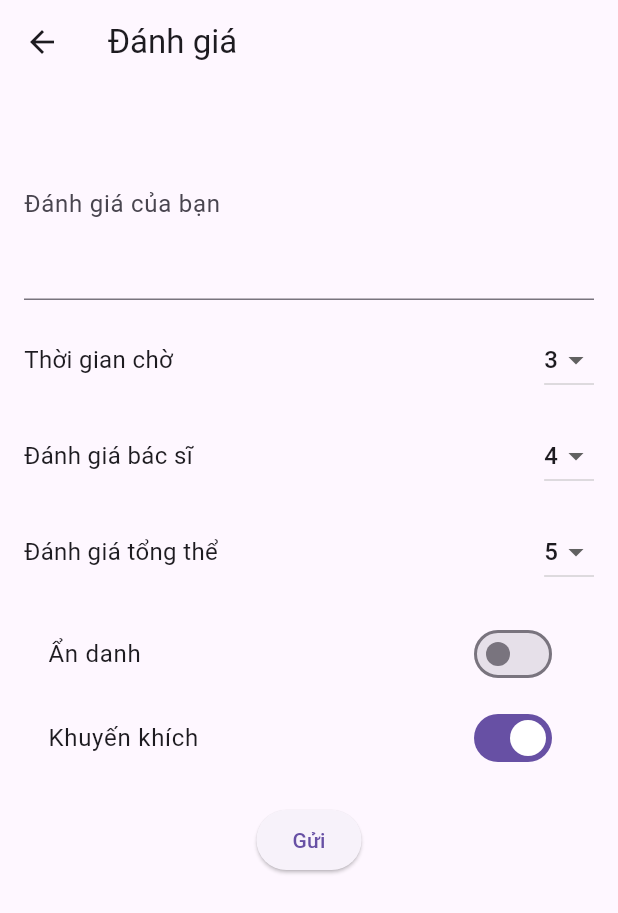
After one commit to Dtrong56/MB_DLK, a Flutter app: the ReviewPage screen opened directly, on a phone screen of 412 x 824 dp. The commit adds this screen. Shown: the top 913 px of the screen. Run offline on Flutter 3.47's test engine with Material 3 defaults, Android fonts, the phone set to English and light mode, and no system bars; our stand-ins replace shared_preferences; accounts and stored records are empty; network calls fail.

Commit message:
Thêm phần đánh giá

```diff
--- /dev/null
+++ b/lib/models/trong/review.dart
@@ -0,0 +1,37 @@
+class Review {
+  final int userAccountId;
+  final int bacSiId;
+  final bool voDanh;
+  final int waiTimeRating;
+  final int danhGiaBs;
+  final int danhGiaTong;
+  final String? reviewText;
+  final bool khuyenKhich;
+  final DateTime ngay;
+
+  Review({
+    required this.userAccountId,
+    required this.bacSiId,
+    required this.voDanh,
+    required this.waiTimeRating,
+    required this.danhGiaBs,
+    required this.danhGiaTong,
+    this.reviewText,
+    required this.khuyenKhich,
+    required this.ngay,
+  });
+
+  Map<String, dynamic> toJson() {
+    return {
+      'user_account_id': userAccountId,
+      'bac_si_id': bacSiId,
+      'vo_danh': voDanh,
+      'wai_time_rating': waiTimeRating,
+      'danh_gia_bs': danhGiaBs,
+      'danh_gia_tong': danhGiaTong,
+      'review': reviewText,
+      'khuyen_khich': khuyenKhich,
+      'ngay': ngay.toIso8601String(),
+    };
+  }
+}
--- /dev/null
+++ b/lib/screens/review_page.dart
@@ -0,0 +1,166 @@
+import 'package:flutter/material.dart';
+import '../models/trong/review.dart';
+import '../repo/appointment_controller.dart';
+import 'package:shared_preferences/shared_preferences.dart';
+
+class ReviewPage extends StatefulWidget {
+  @override
+  _ReviewPageState createState() => _ReviewPageState();
+}
+
+class _ReviewPageState extends State<ReviewPage> {
+  final _formKey = GlobalKey<FormState>();
+  final TextEditingController _reviewTextController = TextEditingController();
+  bool _voDanh = false;
+  bool _khuyenKhich = true;
+  int _waiTimeRating = 3;
+  int _danhGiaBs = 4;
+  int _danhGiaTong = 5;
+  final DateTime _ngay = DateTime.now();
+  final AppointmentController _appointmentController = AppointmentController();
+
+  @override
+  Widget build(BuildContext context) {
+    return Scaffold(
+      appBar: AppBar(
+        title: Text('Đánh giá'),
+      ),
+      body: Padding(
+        padding: EdgeInsets.all(16.0),
+        child: Form(
+          key: _formKey,
+          child: Column(
+            children: [
+              TextFormField(
+                controller: _reviewTextController,
+                decoration: InputDecoration(
+                  labelText: 'Đánh giá của bạn',
+                ),
+                maxLines: 4,
+                validator: (value) {
+                  if (value == null || value.isEmpty) {
+                    return 'Không được để trống dòng này';
+                  }
+                  return null;
+                },
+              ),
+              SizedBox(height: 16.0),
+              Row(
+                children: [
+                  Expanded(child: Text('Thời gian chờ', style: TextStyle(fontSize: 16))),
+                  DropdownButton<int>(
+                    value: _waiTimeRating,
+                    onChanged: (newValue) {
+                      setState(() {
+                        _waiTimeRating = newValue!;
+                      });
+                    },
+                    items: List.generate(5, (index) => index + 1)
+                        .map((value) => DropdownMenuItem(
+                              value: value,
+                              child: Text(value.toString()),
+                            ))
+                        .toList(),
+                  ),
+                ],
+              ),
+              SizedBox(height: 16.0),
+              Row(
+                children: [
+                  Expanded(child: Text('Đánh giá bác sĩ', style: TextStyle(fontSize: 16))),
+                  DropdownButton<int>(
+                    value: _danhGiaBs,
+                    onChanged: (newValue) {
+                      setState(() {
+                        _danhGiaBs = newValue!;
+                      });
+                    },
+                    items: List.generate(5, (index) => index + 1)
+                        .map((value) => DropdownMenuItem(
+                              value: value,
+                              child: Text(value.toString()),
+                            ))
+                        .toList(),
+                  ),
+                ],
+              ),
+              SizedBox(height: 16.0),
+              Row(
+                children: [
+                  Expanded(child: Text('Đánh giá tổng thể', style: TextStyle(fontSize: 16))),
+                  DropdownButton<int>(
+                    value: _danhGiaTong,
+                    onChanged: (newValue) {
+                      setState(() {
+                        _danhGiaTong = newValue!;
+                      });
+                    },
+                    items: List.generate(5, (index) => index + 1)
+                        .map((value) => DropdownMenuItem(
+                              value: value,
+                              child: Text(value.toString()),
+                            ))
+                        .toList(),
+                  ),
+                ],
+              ),
+              SizedBox(height: 16.0),
+              SwitchListTile(
+                title: Text('Ẩn danh'),
+                value: _voDanh,
+                onChanged: (newValue) {
+                  setState(() {
+                    _voDanh = newValue;
+                  });
+                },
+              ),
+              SwitchListTile(
+                title: Text('Khuyến khích'),
+                value: _khuyenKhich,
+                onChanged: (newValue) {
+                  setState(() {
+                    _khuyenKhich = newValue;
+                  });
+                },
+              ),
+              SizedBox(height: 16.0),
+              ElevatedButton(
+                onPressed: () async {
+                  SharedPreferences prefs = await SharedPreferences.getInstance();
+                  final userID = prefs.getInt('userID');
+                  final bacsiID = prefs.getInt('doctorID');
+                  if (userID != null && bacsiID != null) { // Check if userID and doctorID are not null
+                    if (_formKey.currentState?.validate() ?? false) {
+                      // Gửi đánh giá
+                      final review = Review(
+                        userAccountId: userID, // Thay bằng ID tài khoản người dùng thực tế
+                        bacSiId: bacsiID, // Thay bằng ID bác sĩ thực tế
+                        voDanh: _voDanh,
+                        waiTimeRating: _waiTimeRating,
+                        danhGiaBs: _danhGiaBs,
+                        danhGiaTong: _danhGiaTong,
+                        reviewText: _reviewTextController.text,
+                        khuyenKhich: _khuyenKhich,
+                        ngay: _ngay,
+                      );
+                      try {
+                        await _appointmentController.addReview(review);
+                        ScaffoldMessenger.of(context).showSnackBar(SnackBar(content: Text('Đánh giá đã được gửi thành công')));
+                        Navigator.pop(context); // Quay lại trang trước đó
+                      } catch (e) {
+                        ScaffoldMessenger.of(context).showSnackBar(SnackBar(content: Text('Gửi đánh giá thất bại: $e')));
+                      }
+                    }
+                  } else {
+                    ScaffoldMessenger.of(context).showSnackBar(SnackBar(content: Text('Không tìm thấy userID hoặc doctorID')));
+                  }
+                },
+                child: Text('Gửi'),
+              ),
+            ],
+          ),
+        ),
+      ),
+    );
+  }
+}
```
Also changed, not shown: lib/components/appointments_form.dart (added, +164 -0 lines), lib/components/booking_form.dart (+22 -9 lines), lib/models/trong/appointment.dart (added, +56 -0 lines), lib/repo/appointment_controller.dart (added, +41 -0 lines), lib/screens/home_page.dart (+37 -12 lines).
